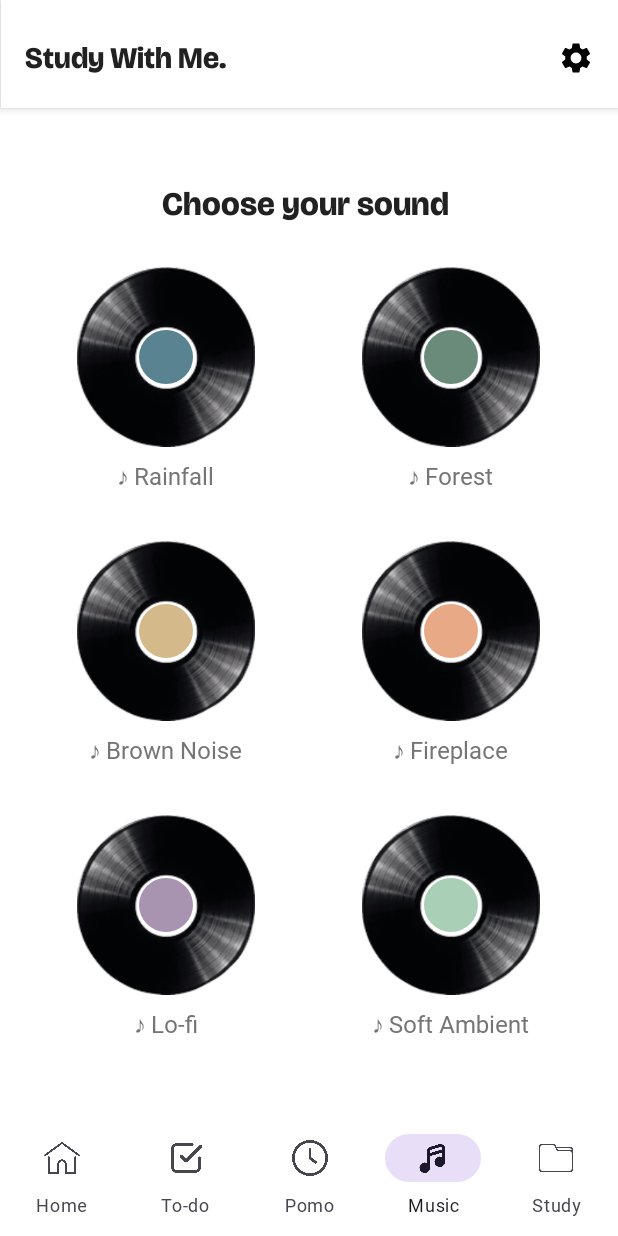
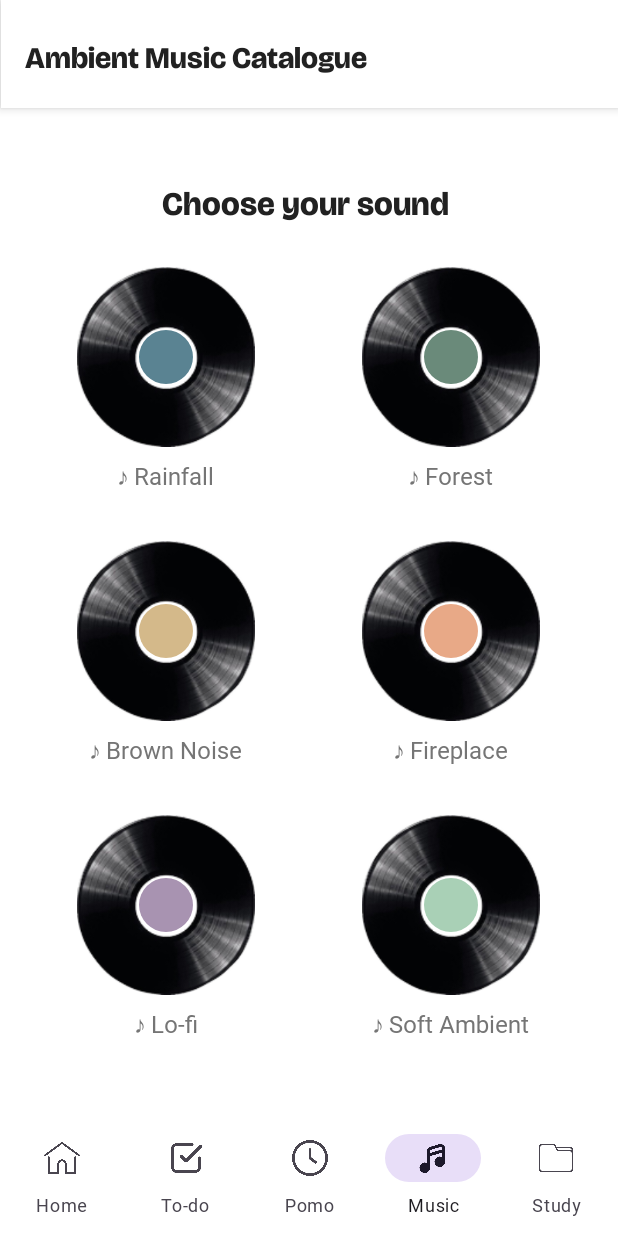
Before and after one commit to rencebry/MOBICOM_MCO, an Android app: the MusicFragment screen opened through its navigation route, on a phone screen of 412 x 824 dp. Run offline under Robolectric (Android 15) with nearby library versions, the phone set to English and light mode, and no system bars; our stand-ins replace navigation-ui.

Commit message:
changed text for music top bar

```diff
--- a/app/src/main/res/layout/fragment_music.xml
+++ b/app/src/main/res/layout/fragment_music.xml
@@ -6,6 +6,7 @@
     android:layout_height="match_parent"
     android:background="@color/white"
     tools:context=".music.MusicFragment">
+
     <!-- Top Bar -->
     <androidx.constraintlayout.widget.ConstraintLayout
         android:id="@+id/topBarContainer"
@@ -24,23 +25,12 @@
             android:layout_height="wrap_content"
             android:layout_marginStart="@dimen/standard_margin"
             android:layout_marginTop="24dp"
-            android:text="@string/study_with_me"
+            android:text="Ambient Music Catalogue"
             android:textColor="@color/text_primary"
             android:textSize="20sp"
             android:textStyle="bold"
             app:layout_constraintStart_toStartOf="parent"
             app:layout_constraintTop_toTopOf="parent" />
-
-        <ImageView
-            android:id="@+id/ivSettings"
-            android:layout_width="wrap_content"
-            android:layout_height="wrap_content"
-            android:layout_marginEnd="@dimen/standard_margin"
-            android:contentDescription="@string/settings"
-            android:src="@drawable/settings"
-            app:layout_constraintBottom_toBottomOf="@id/tvAppTitle"
-            app:layout_constraintEnd_toEndOf="parent"
-            app:layout_constraintTop_toTopOf="@id/tvAppTitle" />
 
     </androidx.constraintlayout.widget.ConstraintLayout>
 
```
